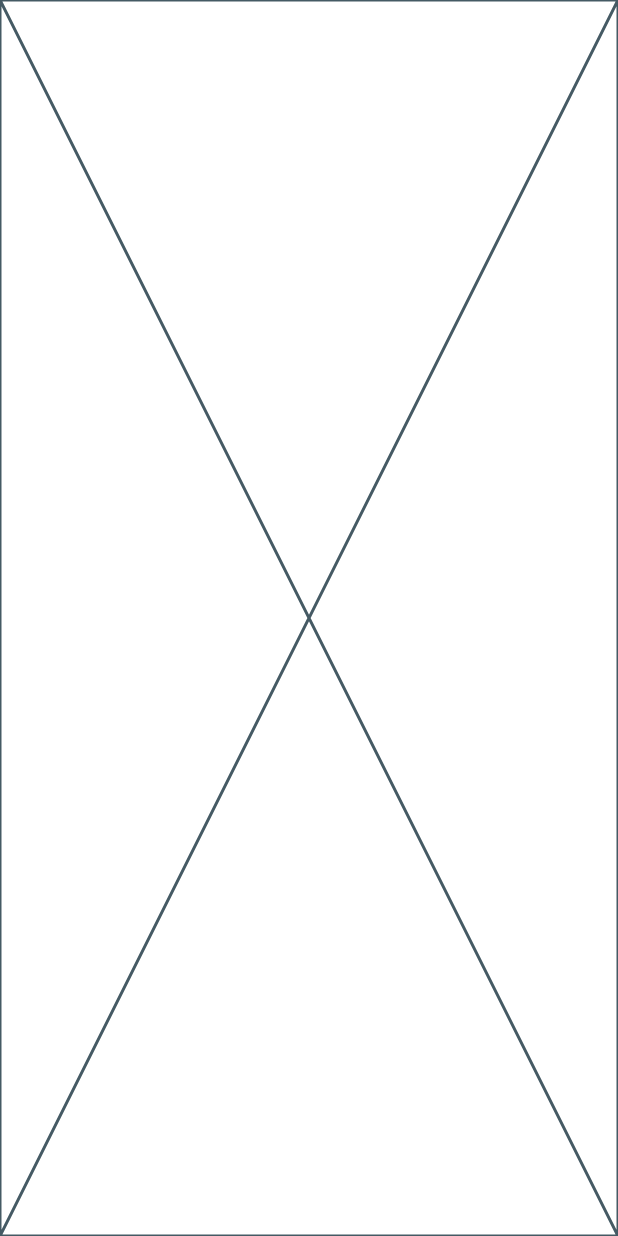
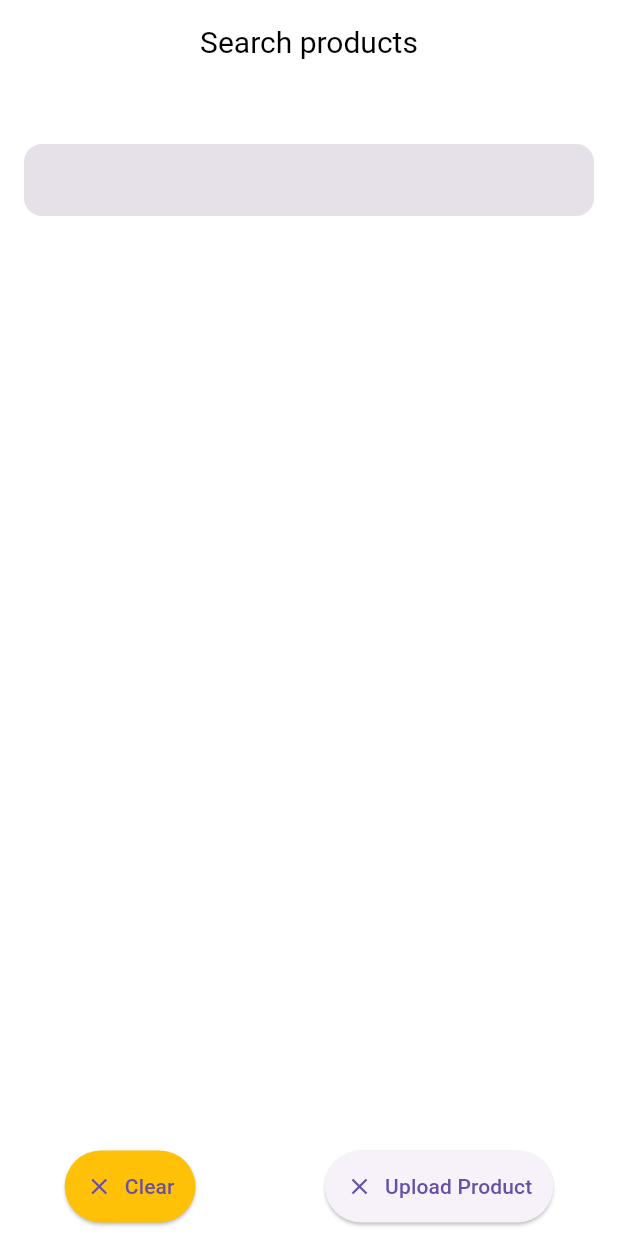
Before and after one commit to efegorkemumit/ecommerce_flutter_admin, a Flutter app: the screen it shows after launch, after a tap on "Add new product", on a phone screen of 412 x 824 dp. Run offline on Flutter 3.47's test engine with Material 3 defaults, Android fonts, the phone set to English and light mode, and no system bars; our stand-ins replace fancy_shimmer_image, iconly, shared_preferences, shimmer; missing offline and left inert: dynamic_height_grid_view.

Commit message:
Product Add

```diff
--- a/lib/screens/editorUploadProduct.dart
+++ b/lib/screens/editorUploadProduct.dart
@@ -1,3 +1,6 @@
+import 'package:ecommerce_flutter_admin/constans/app_constans.dart';
+import 'package:ecommerce_flutter_admin/services/assets_manager.dart';
+import 'package:ecommerce_flutter_admin/widget/title_text.dart';
 import 'package:flutter/material.dart';
 
 class EditorUploadProductScreen extends StatefulWidget {
@@ -10,8 +13,121 @@ class EditorUploadProductScreen extends StatefulWidget {
 }
 
 class _EditorUploadProductScreenState extends State<EditorUploadProductScreen> {
+  final _formKey = GlobalKey<FormState>();
   @override
   Widget build(BuildContext context) {
-    return const Placeholder();
+    return  GestureDetector(
+           onTap: (){
+              FocusScope.of(context).unfocus();
+          },
+      child: Scaffold(
+        bottomSheet: SizedBox(
+          height: kBottomNavigationBarHeight +10,
+          child: Material(
+            color:Theme.of(context).scaffoldBackgroundColor,
+            child: (
+            Row(
+              mainAxisAlignment: MainAxisAlignment.spaceAround,
+              children: [
+                ElevatedButton.icon(
+
+                    onPressed: (){},
+                    icon: const Icon(Icons.clear),
+                    label: const Text("Clear"),
+
+                  style: ElevatedButton.styleFrom(
+                    padding: const EdgeInsets.all(14),
+                    backgroundColor: Colors.amber
+                  ),
+
+                ),
+                ElevatedButton.icon(
+
+                  onPressed: (){},
+                  icon: const Icon(Icons.clear),
+                  label: const Text("Upload Product"),
+
+                  style: ElevatedButton.styleFrom(
+                      padding: const EdgeInsets.all(14),
+                  ),
+
+                ),
+              ],
+            )
+            ),
+          ),
+        ),
+
+        appBar: AppBar(
+            centerTitle: true,
+            leading: Padding(
+              padding: const EdgeInsets.all(8.0),
+
+
+            ),
+            title:  TitleTextWidget(label:  "Search products")
+        ),
+
+        body: SafeArea(
+          child: SingleChildScrollView(
+            child: Column(
+              children: [
+                const SizedBox(
+                  height: 20,
+                ),
+
+
+                /////////////
+/////////////Image
+                /////////////
+
+                /////////////
+/////////////   Dropdown
+                /////////////
+
+
+                const SizedBox(
+                  height: 20,
+                ),
+
+                Padding(
+                    padding: EdgeInsets.symmetric(horizontal: 16, vertical: 0),
+                        child:Form(
+                              key:_formKey,
+                              child: Column(
+                                children: [
+                                  TextFormField(
+
+                                  )
+                                ],
+
+                              ),
+
+
+
+
+                )
+
+
+
+
+                )
+
+
+
+
+
+              ],
+            ),
+          ),
+        ),
+
+
+      ),
+
+
+
+    );
+
   }
 }
```
